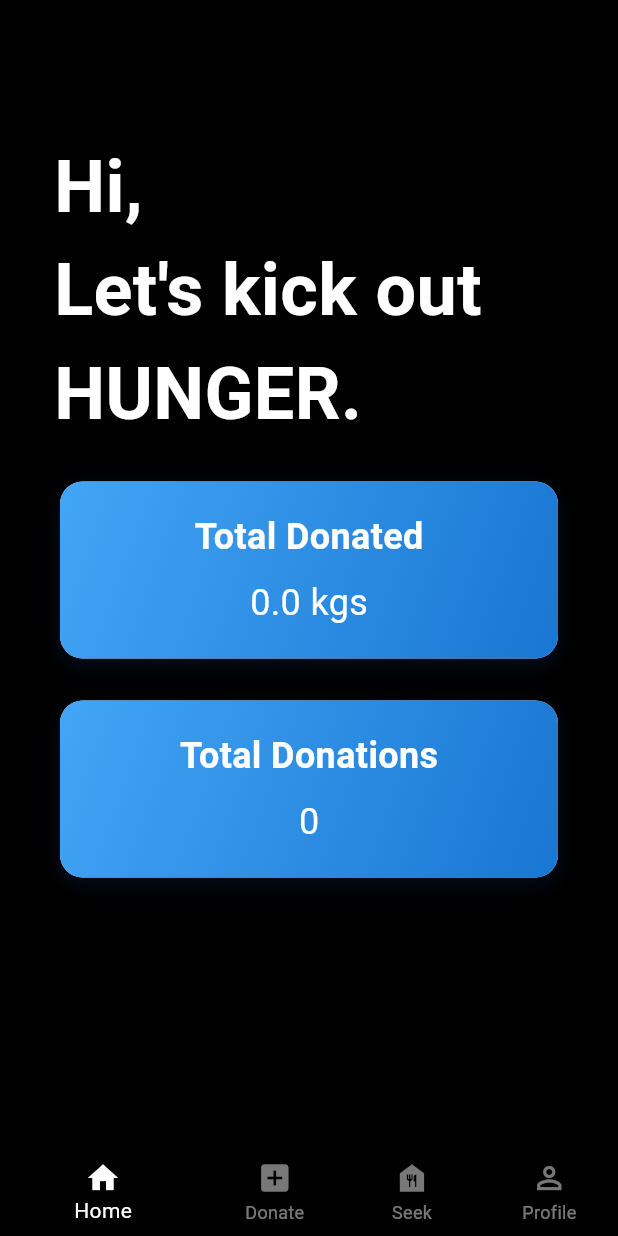
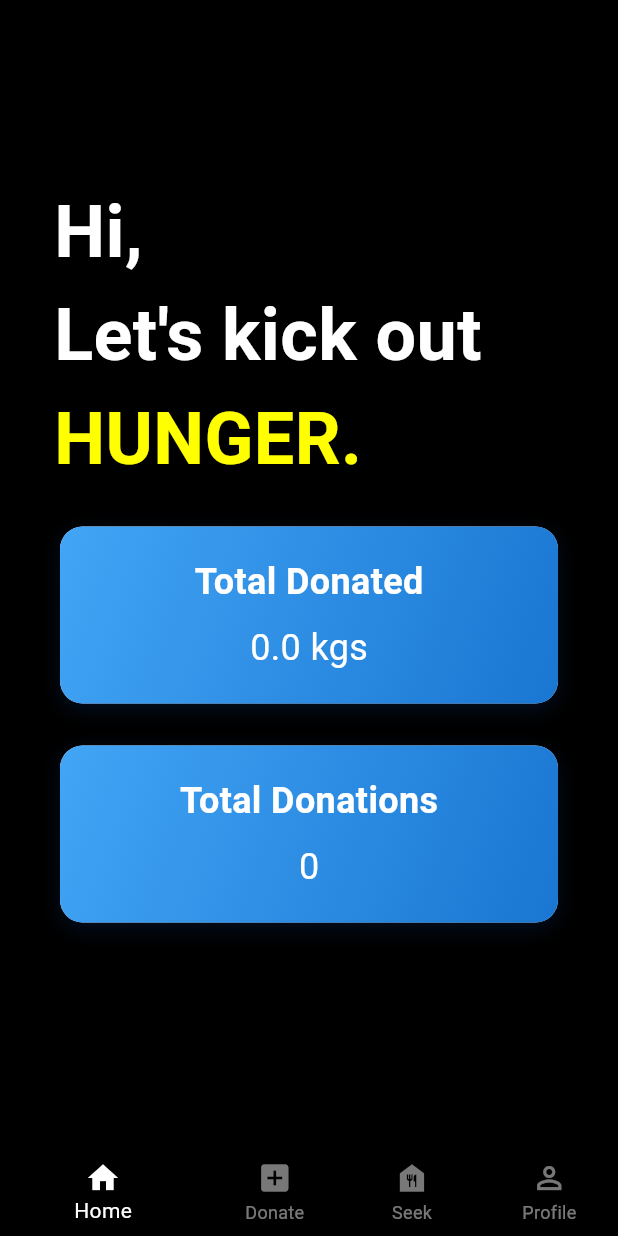
Before and after one commit to palakxcode/share-bite, a Flutter app: the screen it shows once a user with an empty profile is signed in, on a phone screen of 412 x 824 dp. Run offline on Flutter 3.47's test engine with Material 3 defaults, Android fonts, the phone set to English and light mode, and no system bars; our stand-ins replace cloud_firestore, firebase_auth, firebase_core, geocoding, geolocator, get and 1 more; accounts and stored records are empty.

Commit message:
modified the UI

```diff
--- a/lib/screens/donate.dart
+++ b/lib/screens/donate.dart
@@ -79,7 +79,7 @@ class _DonateScreenState extends State<DonateScreen> {
               ),
               const SizedBox(height: 20),
               buildTextField(
-                  'Enter reg. name', _nameController, TextInputType.number),
+                  'Enter reg. name', _nameController, TextInputType.text),
               buildTextField('Quantity (in kgs)', _quantityController,
                   TextInputType.number),
               buildTextField(
--- a/lib/screens/home_screen.dart
+++ b/lib/screens/home_screen.dart
@@ -22,7 +22,7 @@ class _HomeScreenState extends State<HomeScreen> {
           const Color.fromARGB(255, 0, 0, 0), // Sky blue background
       body: SingleChildScrollView(
         child: Padding(
-          padding: const EdgeInsets.symmetric(horizontal: 36.0, vertical: 90),
+          padding: const EdgeInsets.symmetric(horizontal: 36.0, vertical: 120),
           child: Column(
             crossAxisAlignment: CrossAxisAlignment.start,
             children: <Widget>[
@@ -36,11 +36,19 @@ class _HomeScreenState extends State<HomeScreen> {
                 ),
               ),
               const Text(
-                'Let\'s kick out HUNGER.',
+                'Let\'s kick out',
                 style: TextStyle(
                   fontSize: 48.0,
                   fontWeight: FontWeight.bold,
                   color: Colors.white,
+                ),
+              ),
+              const Text(
+                'HUNGER.',
+                style: TextStyle(
+                  fontSize: 48.0,
+                  fontWeight: FontWeight.bold,
+                  color: Colors.yellowAccent,
                 ),
               ),
               const SizedBox(height: 20),
--- a/lib/screens/profile.dart
+++ b/lib/screens/profile.dart
@@ -43,7 +43,7 @@ class ProfilePage extends StatelessWidget {
             ),
             const SizedBox(height: 16),
             const Text(
-              "Let's take initiative to make people's lives better",
+              "Let's take initiative to make people's lives better\nBe back soon.",
               textAlign: TextAlign.center,
               style: TextStyle(color: Colors.grey, fontSize: 16),
             ),
```
